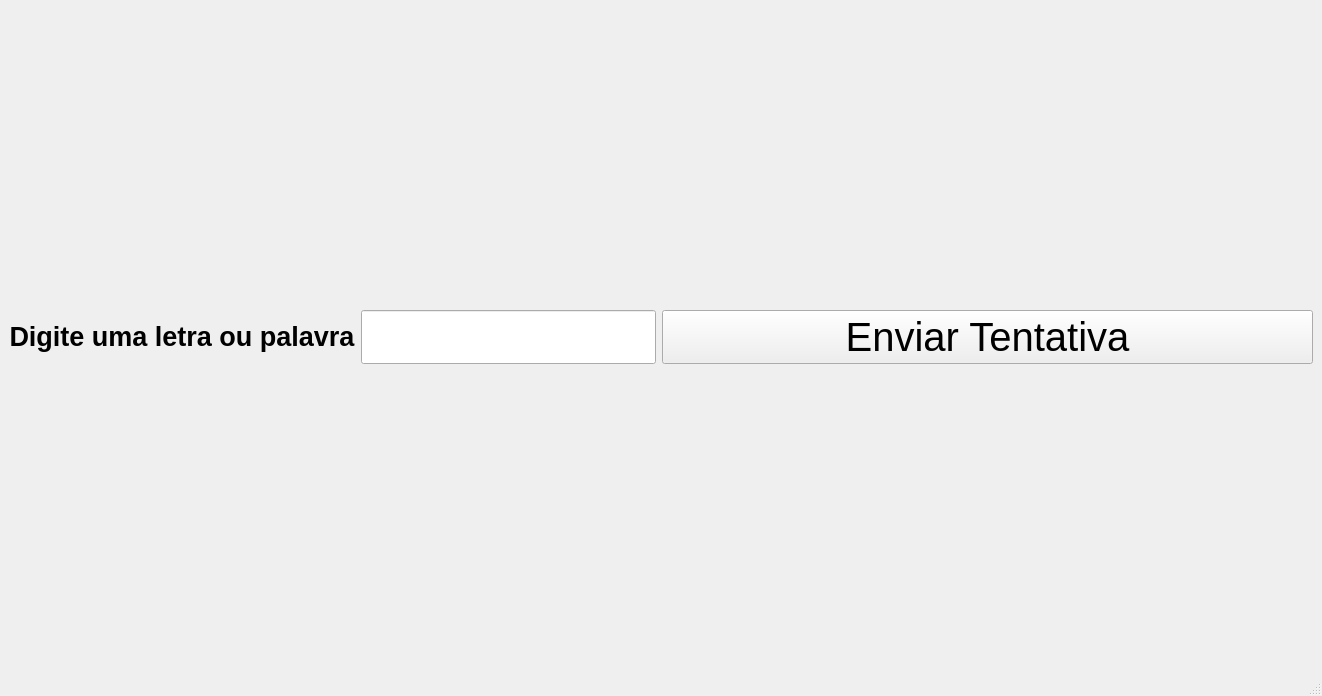
Above: sessao_07/hangman/ui/window.ui from mariodac/curso-python-basico-ao-avancado before the change. Below: the same form after it.
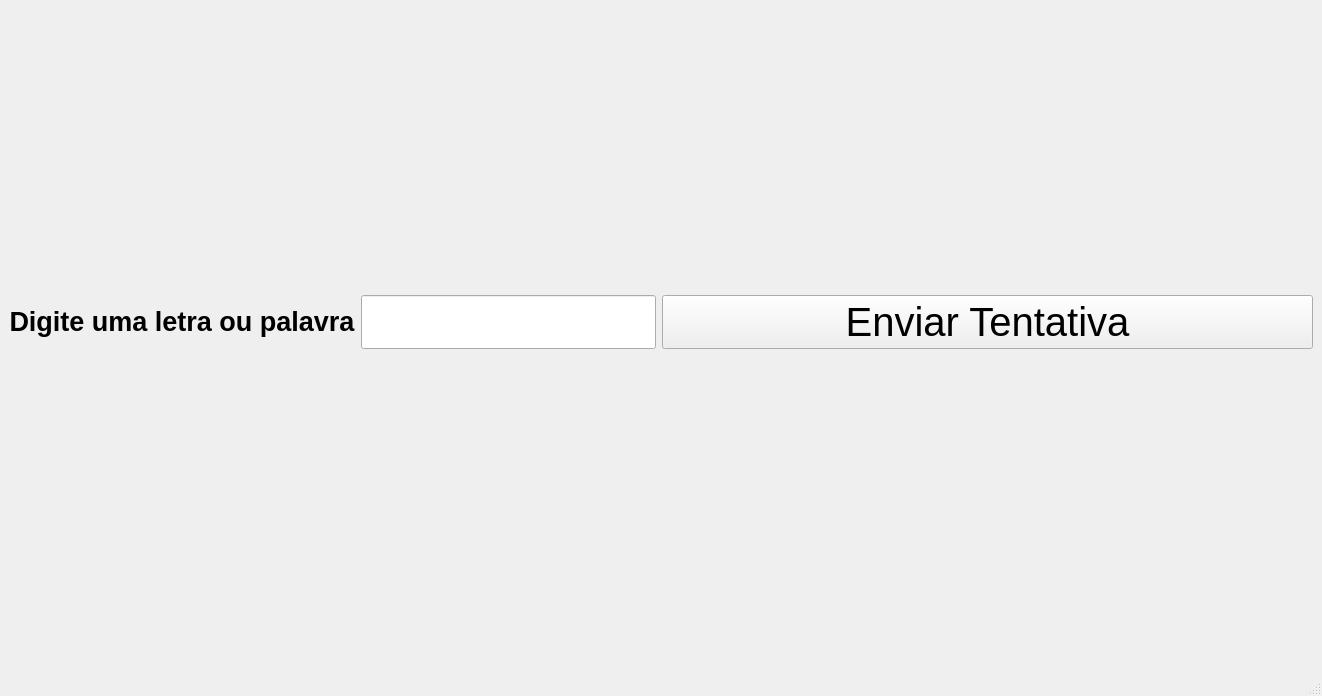
That is the form after the change.

Commit message:
Adicionado mais funções
Alterado tamanho de status bar
Adicionado tentativas no status bar
Adicionar messagebox ao tentar letra repetida e ao acertar todas as letras

```diff
--- a/sessao_07/hangman/ui/window.ui
+++ b/sessao_07/hangman/ui/window.ui
@@ -2,6 +2,9 @@
 <ui version="4.0">
  <class>MainWindow</class>
  <widget class="QMainWindow" name="MainWindow">
+  <property name="enabled">
+   <bool>true</bool>
+  </property>
   <property name="geometry">
    <rect>
     <x>0</x>
@@ -18,6 +21,7 @@
   </property>
   <property name="font">
    <font>
+    <pointsize>40</pointsize>
     <bold>false</bold>
    </font>
   </property>
@@ -25,6 +29,12 @@
    <string>Jogo da Forca</string>
   </property>
   <widget class="QWidget" name="centralwidget">
+   <property name="font">
+    <font>
+     <pointsize>9</pointsize>
+     <bold>false</bold>
+    </font>
+   </property>
    <layout class="QGridLayout" name="gridLayout_2">
     <item row="0" column="2">
      <widget class="QPushButton" name="pushButton">
@@ -103,7 +113,17 @@
     </item>
    </layout>
   </widget>
-  <widget class="QStatusBar" name="statusbar"/>
+  <widget class="QStatusBar" name="statusbar">
+   <property name="font">
+    <font>
+     <pointsize>30</pointsize>
+     <bold>true</bold>
+    </font>
+   </property>
+   <property name="accessibleName">
+    <string/>
+   </property>
+  </widget>
  </widget>
  <resources/>
  <connections/>
```
The commit also changes 2 other files.
